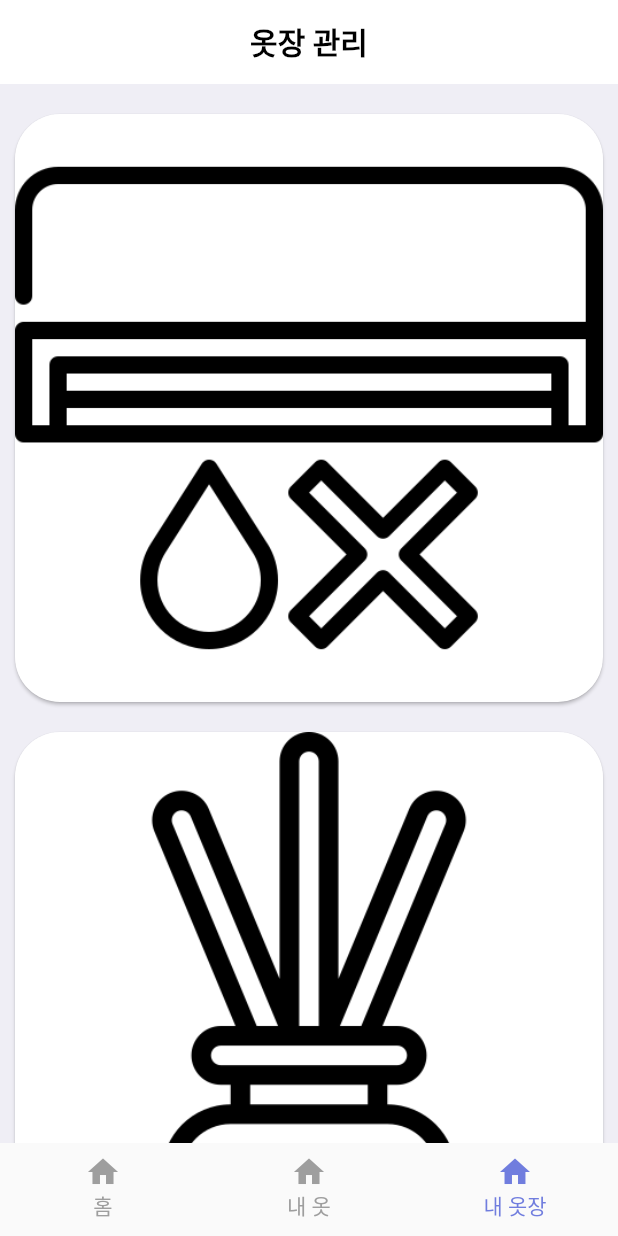
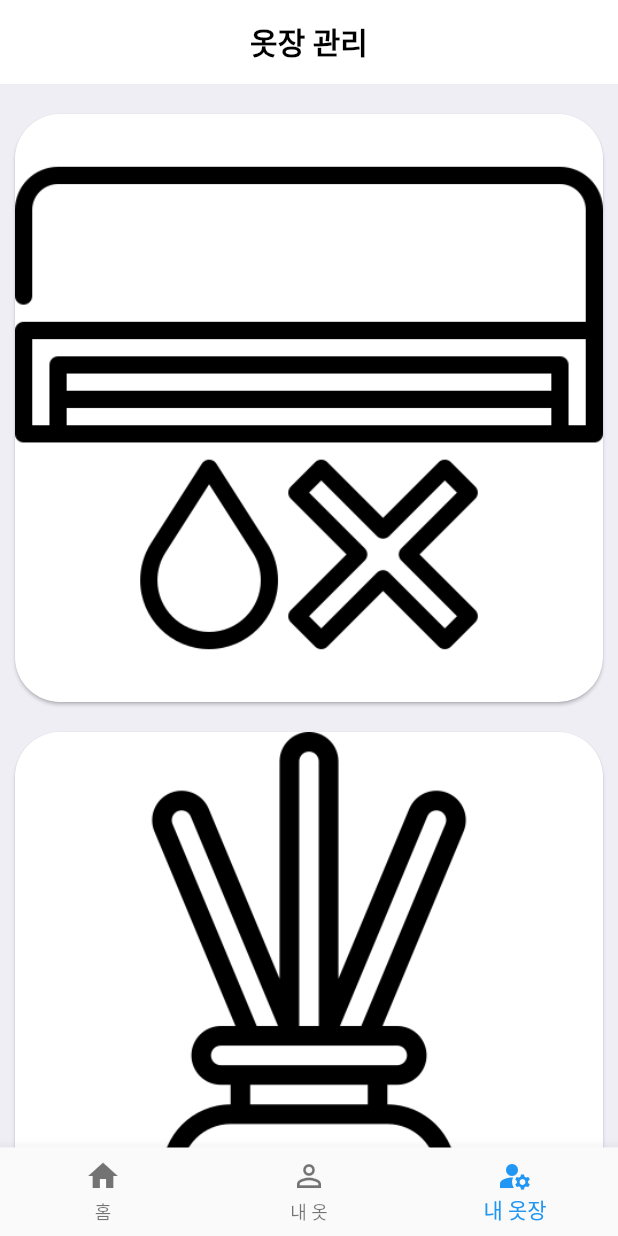
Before and after one commit to Capstone-3/app, a Flutter app: the screen it shows after launch, item 3 of the bottom bar chosen, on a phone screen of 412 x 824 dp. Run offline on Flutter 3.47's test engine with Material 2 defaults, Android fonts, the phone set to English and light mode, and no system bars; our stand-ins replace firebase_core, firebase_database, firebase_storage, image_picker; accounts and stored records are empty.

Commit message:
nav 수정

```diff
--- a/lib/main.dart
+++ b/lib/main.dart
@@ -39,70 +39,34 @@ class MyHomePage extends StatefulWidget {
 
 class _MyHomePageState extends State<MyHomePage>
     with SingleTickerProviderStateMixin {
-  TabController? _tabController;
+  int _selectedIndex = 0;
+  final List<Widget> _widgetOptions = <Widget>[
+    homeApp(),
+    myClothApp(),
+    myClosetApp(),
+  ];
 
-  @override
-  void initState() {
-    super.initState();
-    _tabController = TabController(length: 3, vsync: this);
+  void _onItemTapped(int index) {
+    setState(() {
+      _selectedIndex = index;
+    });
   }
 
   @override
   Widget build(BuildContext context) {
     return Scaffold(
-      body: TabBarView(
-        children: <Widget>[
-          homeApp(),
-          myClothApp(),
-          myClosetApp(),
+      body: Center(
+        child: _widgetOptions.elementAt(_selectedIndex),
+      ),
+      bottomNavigationBar: BottomNavigationBar(
+        onTap: _onItemTapped,
+        currentIndex: _selectedIndex,
+        items: const <BottomNavigationBarItem>[
+          BottomNavigationBarItem(icon: Icon(Icons.home), label: '홈'),
+          BottomNavigationBarItem(icon: Icon(Icons.perm_identity), label: '내 옷'),
+          BottomNavigationBarItem(icon: Icon(Icons.manage_accounts), label: '내 옷장'),
         ],
-        controller: _tabController,
-      ),
-      bottomNavigationBar: TabBar(
-        indicator:
-            BoxDecoration(borderRadius: BorderRadius.all(Radius.circular(50))),
-        tabs: <Tab>[
-          Tab(
-            height: 60,
-            icon: Column(
-              mainAxisAlignment: MainAxisAlignment.center,
-              children: [
-                Icon(Icons.home),
-                Text('홈'),
-              ],
-            ),
-          ),
-          Tab(
-            height: 60,
-            icon: Column(
-              mainAxisAlignment: MainAxisAlignment.center,
-              children: [
-                Icon(Icons.home),
-                Text('내 옷'),
-              ],
-            ),
-          ),
-          Tab(
-            height: 60,
-            icon: Column(
-              mainAxisAlignment: MainAxisAlignment.center,
-              children: [
-                Icon(Icons.home),
-                Text('내 옷장'),
-              ],
-            ),
-          ),
-        ],
-        controller: _tabController,
-        labelColor: Color.fromRGBO(112, 125, 222, 100),
-        unselectedLabelColor: Colors.grey,
       ),
     );
   }
-
-  @override
-  void dispose() {
-    _tabController!.dispose();
-    super.dispose();
-  }
 }
```
